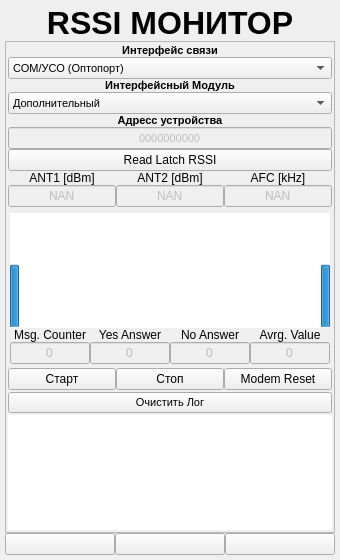
Qt form ANDROID_FORMS/rssimonitor_form.ui (DavidSiegman/PLC_RF_Configurator) before a commit.
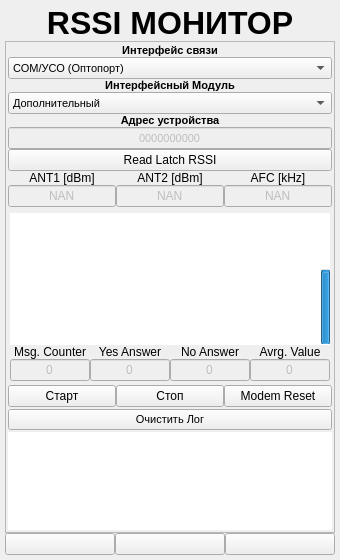
The same form after that commit. Icons and pictures are not drawn.

Commit message: 06.02.2019 13:26: RSSI Monitor graph

```diff
--- a/ANDROID_FORMS/rssimonitor_form.ui
+++ b/ANDROID_FORMS/rssimonitor_form.ui
@@ -78,7 +78,7 @@
           <x>0</x>
           <y>0</y>
           <width>309</width>
-          <height>465</height>
+          <height>466</height>
          </rect>
         </property>
         <layout class="QVBoxLayout" name="verticalLayout_2">
@@ -304,7 +304,7 @@
                </font>
               </property>
               <property name="text">
-               <string>Адресс устройства</string>
+               <string>Адрес устройства</string>
               </property>
               <property name="alignment">
                <set>Qt::AlignCenter</set>
@@ -660,51 +660,26 @@
               <property name="spacing">
                <number>0</number>
               </property>
-              <item>
-               <widget class="QProgressBar" name="RSSI_Lvl_1">
-                <property name="minimumSize">
-                 <size>
-                  <width>9</width>
-                  <height>0</height>
-                 </size>
-                </property>
-                <property name="maximumSize">
-                 <size>
-                  <width>9</width>
-                  <height>16777215</height>
-                 </size>
-                </property>
-                <property name="layoutDirection">
-                 <enum>Qt::LeftToRight</enum>
-                </property>
-                <property name="styleSheet">
-                 <string notr="true">border: none;</string>
-                </property>
-                <property name="minimum">
-                 <number>-130</number>
-                </property>
-                <property name="maximum">
-                 <number>5</number>
-                </property>
-                <property name="value">
-                 <number>-60</number>
-                </property>
-                <property name="textVisible">
-                 <bool>false</bool>
-                </property>
-                <property name="orientation">
-                 <enum>Qt::Vertical</enum>
-                </property>
-                <property name="invertedAppearance">
-                 <bool>false</bool>
-                </property>
-                <property name="textDirection">
-                 <enum>QProgressBar::BottomToTop</enum>
-                </property>
-               </widget>
-              </item>
               <item>
                <widget class="QGraphicsView" name="graphicsView">
+                <property name="sizePolicy">
+                 <sizepolicy hsizetype="Expanding" vsizetype="Fixed">
+                  <horstretch>0</horstretch>
+                  <verstretch>0</verstretch>
+                 </sizepolicy>
+                </property>
+                <property name="minimumSize">
+                 <size>
+                  <width>0</width>
+                  <height>132</height>
+                 </size>
+                </property>
+                <property name="maximumSize">
+                 <size>
+                  <width>16777215</width>
+                  <height>132</height>
+                 </size>
+                </property>
                 <property name="font">
                  <font>
                   <family>Microsoft YaHei UI</family>
@@ -713,20 +688,32 @@
                 <property name="styleSheet">
                  <string notr="true">border: none;</string>
                 </property>
+                <property name="verticalScrollBarPolicy">
+                 <enum>Qt::ScrollBarAlwaysOff</enum>
+                </property>
+                <property name="horizontalScrollBarPolicy">
+                 <enum>Qt::ScrollBarAlwaysOff</enum>
+                </property>
                </widget>
               </item>
               <item>
-               <widget class="QProgressBar" name="RSSI_Lvl_2">
+               <widget class="QProgressBar" name="RSSI_Lvl">
+                <property name="sizePolicy">
+                 <sizepolicy hsizetype="Fixed" vsizetype="Fixed">
+                  <horstretch>0</horstretch>
+                  <verstretch>0</verstretch>
+                 </sizepolicy>
+                </property>
                 <property name="minimumSize">
                  <size>
                   <width>9</width>
-                  <height>0</height>
+                  <height>132</height>
                  </size>
                 </property>
                 <property name="maximumSize">
                  <size>
                   <width>9</width>
-                  <height>16777215</height>
+                  <height>132</height>
                  </size>
                 </property>
                 <property name="layoutDirection">
@@ -739,7 +726,7 @@
                  <number>-130</number>
                 </property>
                 <property name="maximum">
-                 <number>5</number>
+                 <number>0</number>
                 </property>
                 <property name="value">
                  <number>-60</number>
```
The commit also changes 16 other files.
